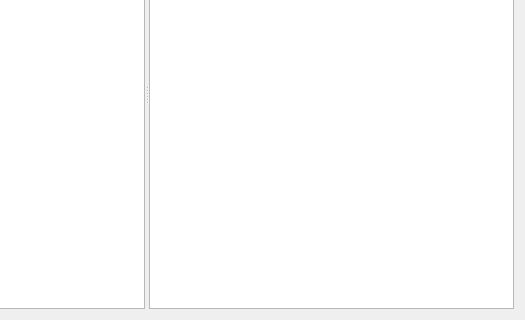
Before: the Qt Designer form dialogs/dev/functiongraphdialog/functiongraphdialog.ui in REDasmOrg/REDasm, drawn with Qt 5; both pictures show x 232 to 757 and y 133 to 453 of the 757 by 453 pixel window.
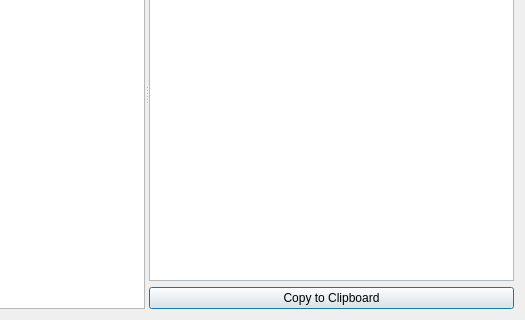
After: the same form once the commit is applied.

Commit message: FunctionGraphDialog: Added more info, copy graph to clipboard as DOT

```diff
--- a/dialogs/dev/functiongraphdialog/functiongraphdialog.ui
+++ b/dialogs/dev/functiongraphdialog/functiongraphdialog.ui
@@ -13,7 +13,7 @@
   <property name="windowTitle">
    <string>Function Graphs</string>
   </property>
-  <layout class="QVBoxLayout" name="verticalLayout">
+  <layout class="QVBoxLayout" name="verticalLayout_2">
    <item>
     <widget class="QSplitter" name="splitter">
      <property name="orientation">
@@ -45,6 +45,9 @@
        <bool>false</bool>
       </attribute>
      </widget>
+     <widget class="QWidget" name="">
+      <layout class="QVBoxLayout" name="verticalLayout">
+       <item>
      <widget class="QTableView" name="tbvGraph">
       <property name="editTriggers">
        <set>QAbstractItemView::NoEditTriggers</set>
@@ -61,6 +64,16 @@
       <attribute name="verticalHeaderVisible">
        <bool>false</bool>
       </attribute>
+        </widget>
+       </item>
+       <item>
+        <widget class="QPushButton" name="pbCopy">
+         <property name="text">
+          <string>Copy to Clipboard</string>
+         </property>
+        </widget>
+       </item>
+      </layout>
      </widget>
     </widget>
    </item>
```
Lines whose indentation alone changed are shown as unchanged. The commit also changes 4 other files.
